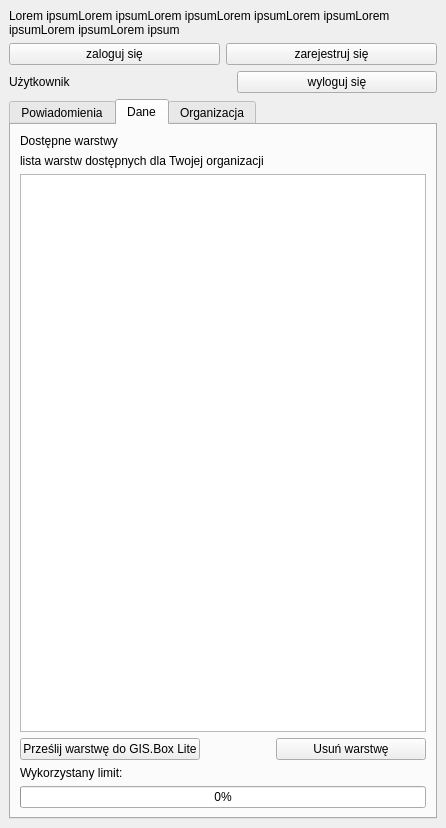
Qt form usemaps_lite/ui/dockwidget.ui (gis-support/usemaps-lite-plugin) before a commit.
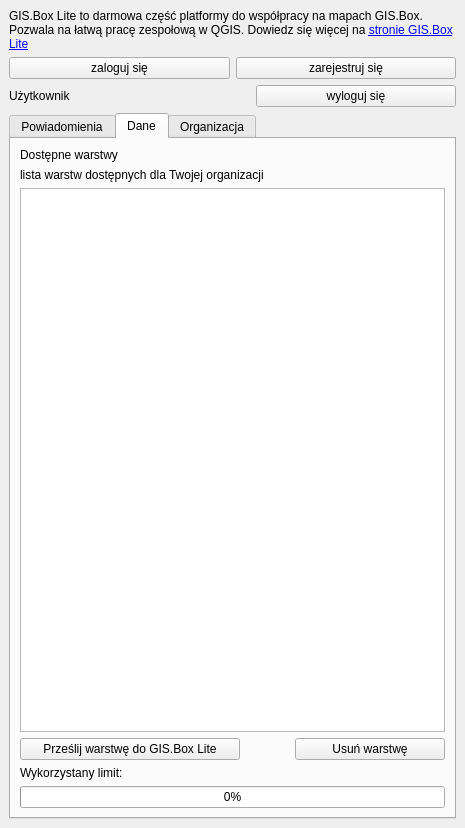
The same form after that commit. The open tabs and pages were chosen to show the change.

The edit to the form file:
```diff
--- a/usemaps_lite/ui/dockwidget.ui
+++ b/usemaps_lite/ui/dockwidget.ui
@@ -6,13 +6,13 @@
    <rect>
     <x>0</x>
     <y>0</y>
-    <width>446</width>
+    <width>465</width>
     <height>828</height>
    </rect>
   </property>
   <property name="minimumSize">
    <size>
-    <width>446</width>
+    <width>465</width>
     <height>441</height>
    </size>
   </property>
@@ -24,7 +24,7 @@
     <item>
      <widget class="QLabel" name="info_label">
       <property name="text">
-       <string>Lorem ipsumLorem ipsumLorem ipsumLorem ipsumLorem ipsumLorem ipsumLorem ipsumLorem ipsum</string>
+       <string>GIS.Box Lite to darmowa część platformy do współpracy na mapach GIS.Box. Pozwala na łatwą pracę zespołową w QGIS. Dowiedz się więcej na &lt;a href=&quot;https://gis-support.pl/gis-box-lite&quot;&gt;stronie GIS.Box Lite&lt;/a&gt;</string>
       </property>
       <property name="textFormat">
        <enum>Qt::RichText</enum>
@@ -192,17 +192,20 @@
         </item>
         <item>
          <layout class="QHBoxLayout" name="horizontalLayout">
+          <property name="spacing">
+           <number>0</number>
+          </property>
           <item>
            <widget class="QPushButton" name="import_layer_button">
             <property name="minimumSize">
              <size>
-              <width>180</width>
+              <width>220</width>
               <height>0</height>
              </size>
             </property>
             <property name="maximumSize">
              <size>
-              <width>180</width>
+              <width>220</width>
               <height>16777215</height>
              </size>
             </property>
```
Left out of the diff: 6 changed lines with no effect on the pictures.
